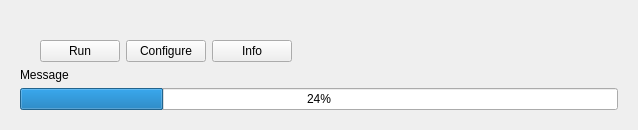
The window that arches_lintels/ui/ui_active_project_widget.ui (k-int/arches-lintels) describes before a commit, drawn with Qt 5.
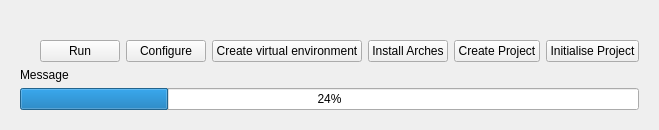
The same window after the commit.

Commit message: Set up show/hide of buttons for each stage of create project

```diff
--- a/arches_lintels/ui/ui_active_project_widget.ui
+++ b/arches_lintels/ui/ui_active_project_widget.ui
@@ -46,7 +46,28 @@
         <item>
          <widget class="QPushButton" name="projectInfoButton">
           <property name="text">
-           <string>Info</string>
+           <string>Create virtual environment</string>
+          </property>
+         </widget>
+        </item>
+        <item>
+         <widget class="QPushButton" name="projectInstallArchesButton">
+          <property name="text">
+           <string>Install Arches</string>
+          </property>
+         </widget>
+        </item>
+        <item>
+         <widget class="QPushButton" name="projectCreateProjectButton">
+          <property name="text">
+           <string>Create Project</string>
+          </property>
+         </widget>
+        </item>
+        <item>
+         <widget class="QPushButton" name="projectInitButton">
+          <property name="text">
+           <string>Initialise Project</string>
           </property>
          </widget>
         </item>
```
Left out of the diff: 2 changed lines with no effect on the pictures. The commit also changes 4 other files.
